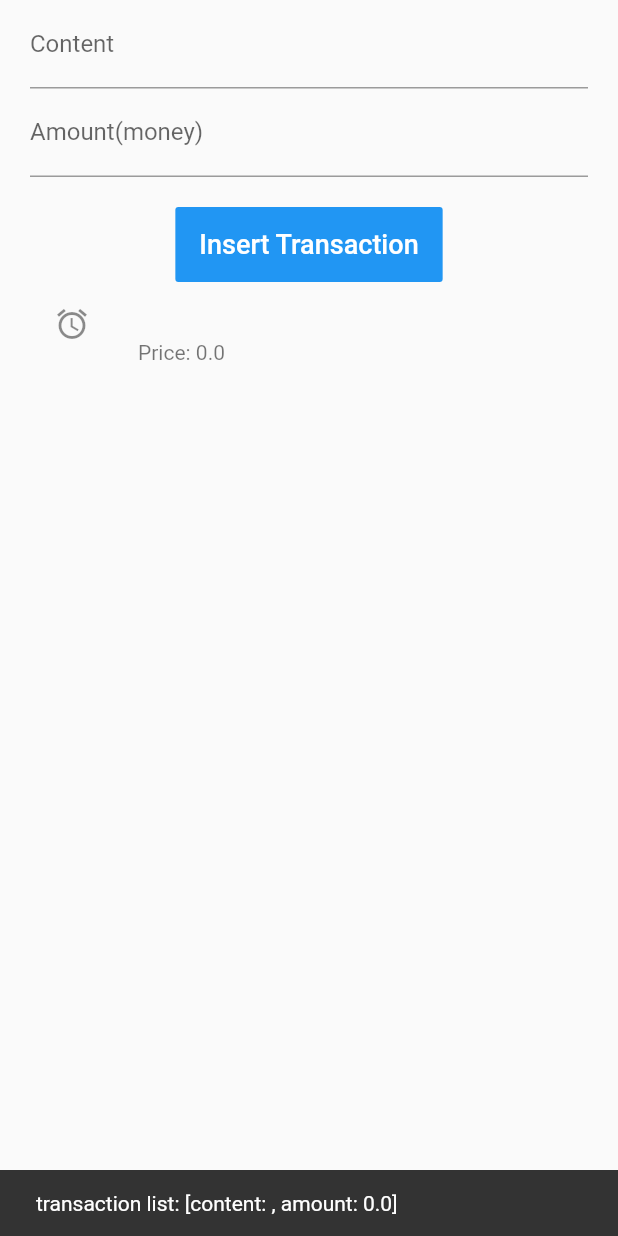
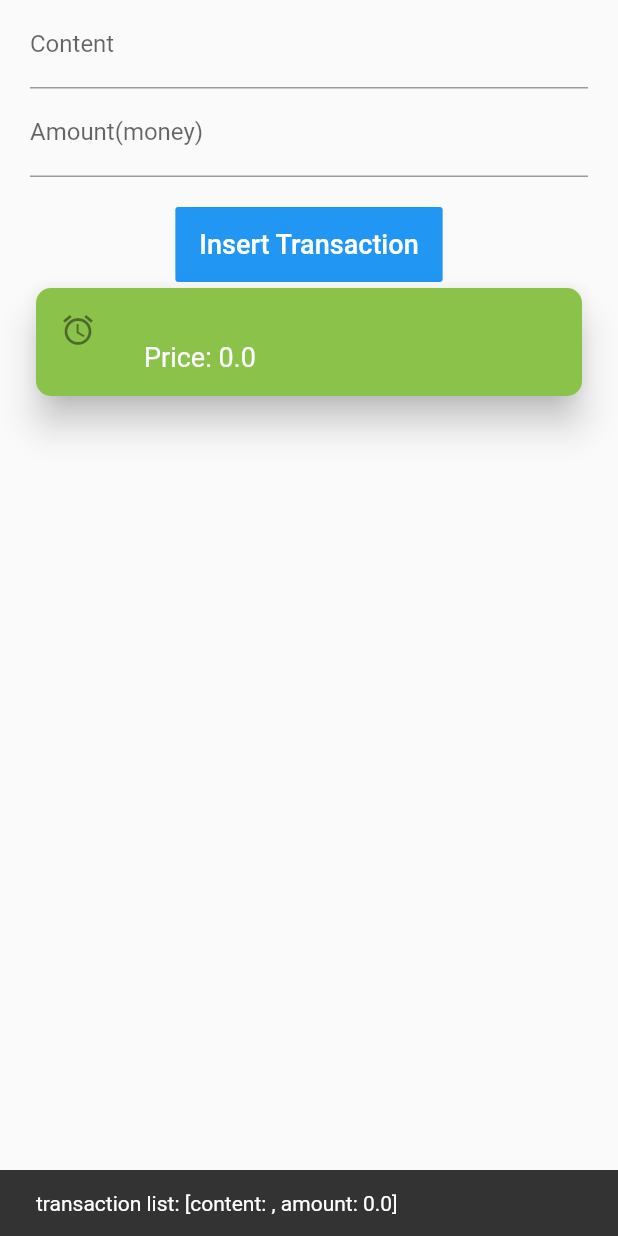
Before and after one commit to ngoctuanktmm/Flutter, a Flutter app: the screen it shows after launch, after a tap on "Insert Transaction", on a phone screen of 412 x 824 dp. Run offline on Flutter 3.47's test engine with Material 2 defaults, Android fonts, the phone set to English and light mode, and no system bars.

Commit message:
12-Flutter basics-Add ListTile inside a Card

```diff
--- a/flutter_study/lib/myapp.dart
+++ b/flutter_study/lib/myapp.dart
@@ -20,6 +20,34 @@ class _MyApp extends State<MyApp> {
 
   @override
   Widget build(BuildContext context) {
+    List<Widget> _buildWidgetList() {
+      int index = 0;
+      return _transactions.map((eachTransaction) {
+        index++;
+        return Card(
+          shape:
+              RoundedRectangleBorder(borderRadius: BorderRadius.circular(10)),
+          color: (index % 2) == 0 ? Colors.blue : Colors.lightGreen,
+          elevation: 10,
+          child: ListTile(
+            leading: const Icon(Icons.access_alarm),
+            title: Text(eachTransaction.content,
+                style: TextStyle(
+                    fontWeight: FontWeight.bold,
+                    fontSize: 18,
+                    color: Colors.white)),
+            subtitle: Text(
+              'Price: ${eachTransaction.amount}',
+              style: TextStyle(fontSize: 18, color: Colors.white),
+            ),
+            onTap: () {
+              print('Your clicked: ${eachTransaction.content}');
+            },
+          ),
+        );
+      }).toList();
+    }
+
     return MaterialApp(
       title: "This is a StatefulWidget",
       home: Scaffold(
@@ -78,16 +106,7 @@ class _MyApp extends State<MyApp> {
                 ),
               ),
               Column(
-                children: _transactions.map((eachTransaction) {
-                  return ListTile(
-                    leading: const Icon(Icons.access_alarm),
-                    title: Text(eachTransaction.content),
-                    subtitle: Text('Price: ${eachTransaction.amount}'),
-                    onTap: () {
-                      print('Your clicked: ${eachTransaction.content}');
-                    },
-                  );
-                }).toList(),
+                children: _buildWidgetList(),
               )
             ],
           ),
```
Also changed, not shown: 1 other file.
